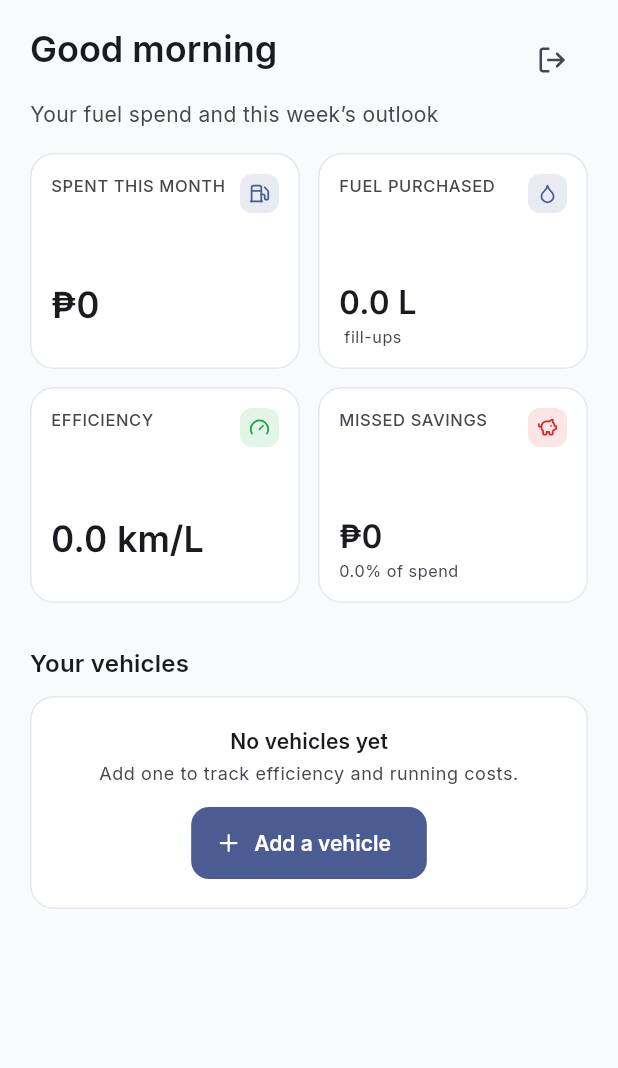
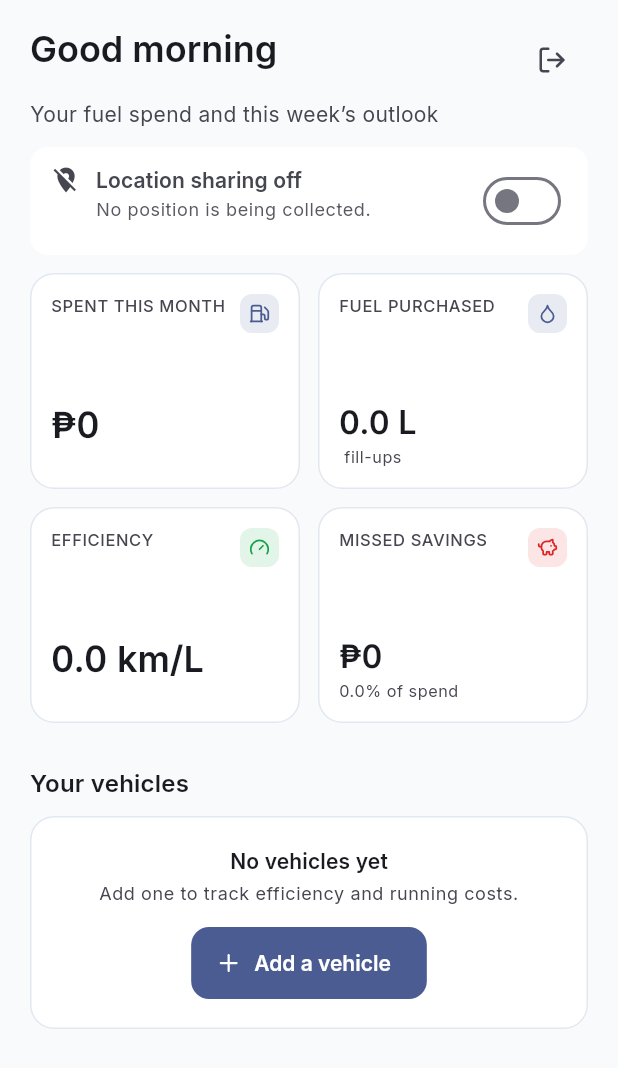
Before and after one commit to afcarph/FIP, a Flutter app: the _DashboardBody widget shown alone on an empty page, opened directly with empty values, on a phone screen of 412 x 824 dp. Shown: the top 1068 px of the screen. Run offline on Flutter 3.47's test engine with Material 3 defaults, Android fonts, the phone set to English and light mode, and no system bars; our stand-ins replace dio, fl_chart, flutter_riverpod, flutter_secure_storage, geolocator, go_router and 7 more; accounts and stored records are empty; network calls fail.

Commit message:
Tell the driver when their position is being shared
The privacy document promised collection stops when the app does. That was
already true in the code, and completely invisible to the person carrying the
phone -- nothing on screen distinguished sharing from not sharing.

The banner is always present, not just when something is wrong. An indicator
that appears only on failure teaches exactly the wrong lesson: that no banner
means nothing is happening. The state that has to be unmissable is the one
where a vehicle's position is leaving the device.

Binding start and stop to the app lifecycle is what turns "foreground only"
from a claim into a mechanism -- inactive is treated as backgrounded, so the
app switcher and an incoming call both stop sampling. Nothing here adds a
background permission or an isolate.

The wording lives in a pure function so every state is tested, including that
none of them says "background" or "always", and that a state only an
administrator can resolve does not offer the driver a button that cannot help.

Co-Authored-By: Claude Opus 5 <noreply@anthropic.com>

```diff
--- a/mobile/lib/features/dashboard/presentation/dashboard_screen.dart
+++ b/mobile/lib/features/dashboard/presentation/dashboard_screen.dart
@@ -9,6 +9,7 @@ import '../../../shared/providers/app_providers.dart';
 import '../../../shared/widgets/error_view.dart';
 import '../../../shared/widgets/forecast_card.dart';
 import '../../../shared/widgets/stat_tile.dart';
+import '../../tracking/presentation/tracking_indicator.dart';
 
 class DashboardScreen extends ConsumerWidget {
   const DashboardScreen({super.key});
@@ -93,6 +94,13 @@ class _DashboardBody extends ConsumerWidget {
               ],
             ),
           ),
+        ),
+
+        // Above the figures, not buried under them. Whether the vehicle's
+        // position is being shared outranks any number on this screen.
+        const SliverPadding(
+          padding: EdgeInsets.fromLTRB(20, 4, 20, 4),
+          sliver: SliverToBoxAdapter(child: TrackingIndicator()),
         ),
 
         // Headline figures
--- /dev/null
+++ b/mobile/lib/features/tracking/presentation/tracking_indicator.dart
@@ -0,0 +1,102 @@
+import 'package:flutter/material.dart';
+import 'package:flutter_riverpod/flutter_riverpod.dart';
+
+import '../data/tracking_service.dart';
+import 'tracking_indicator_copy.dart';
+import 'tracking_providers.dart';
+
+/// A persistent banner saying whether location is being collected.
+///
+/// It is always present rather than appearing only when something is wrong.
+/// An indicator that shows up only on failure teaches a driver that no banner
+/// means nothing is happening, which is exactly backwards: the state worth
+/// being unmissable is the one where their position is being shared.
+class TrackingIndicator extends ConsumerWidget {
+  const TrackingIndicator({super.key});
+
+  @override
+  Widget build(BuildContext context, WidgetRef ref) {
+    final status = ref.watch(trackingControllerProvider);
+    final controller = ref.read(trackingControllerProvider.notifier);
+    final copy = TrackingCopy.forStatus(status);
+    final scheme = Theme.of(context).colorScheme;
+
+    final (background, foreground, icon) = switch (copy.tone) {
+      TrackingTone.active => (
+        scheme.primaryContainer,
+        scheme.onPrimaryContainer,
+        Icons.my_location,
+      ),
+      TrackingTone.attention => (
+        scheme.errorContainer,
+        scheme.onErrorContainer,
+        Icons.location_disabled,
+      ),
+      TrackingTone.inactive => (
+        scheme.surfaceContainerHighest,
+        scheme.onSurfaceVariant,
+        Icons.location_off,
+      ),
+    };
+
+    return Semantics(
+      liveRegion: true,
+      label: '${copy.headline}. ${copy.detail}',
+      child: Container(
+        width: double.infinity,
+        padding: const EdgeInsets.symmetric(horizontal: 14, vertical: 12),
+        decoration: BoxDecoration(color: background, borderRadius: BorderRadius.circular(12)),
+        child: Row(
+          crossAxisAlignment: CrossAxisAlignment.start,
+          children: [
+            Icon(icon, size: 20, color: foreground),
+            const SizedBox(width: 10),
+            Expanded(
+              child: Column(
+                crossAxisAlignment: CrossAxisAlignment.start,
+                children: [
+                  Text(
+                    copy.headline,
+                    style: Theme.of(
+                      context,
+                    ).textTheme.titleSmall?.copyWith(color: foreground, fontWeight: FontWeight.w600),
+                  ),
+                  const SizedBox(height: 2),
+                  Text(
+                    copy.detail,
+                    style: Theme.of(
+                      context,
+                    ).textTheme.bodySmall?.copyWith(color: foreground.withValues(alpha: 0.9)),
+                  ),
+                  if (copy.action != null)
+                    Padding(
+                      padding: const EdgeInsets.only(top: 6),
+                      child: TextButton(
+                        onPressed: () => switch (status) {
+                          TrackingStatus.permissionDenied => controller.enable(),
+                          _ => controller.openSettings(status),
+                        },
+                        style: TextButton.styleFrom(
+                          foregroundColor: foreground,
+                          padding: EdgeInsets.zero,
+                          minimumSize: const Size(0, 32),
+                          tapTargetSize: MaterialTapTargetSize.shrinkWrap,
+                        ),
+                        child: Text(copy.action!),
+                      ),
+                    ),
+                ],
+              ),
+            ),
+            // The switch is the only control that starts collection, so it is
+            // never pre-enabled — sharing begins because the driver said so.
+            Switch(
+              value: copy.isActive,
+              onChanged: (wanted) => wanted ? controller.enable() : controller.disable(),
+            ),
+          ],
+        ),
+      ),
+    );
+  }
+}
--- /dev/null
+++ b/mobile/lib/features/tracking/presentation/tracking_indicator_copy.dart
@@ -0,0 +1,97 @@
+import '../data/tracking_service.dart';
+
+/// How each tracking state is described to the driver.
+///
+/// Separated from the widget so the wording is testable without a platform
+/// channel, and so the full set of states is visible in one place. A driver
+/// being told "location is on" deserves the same care as a driver being told
+/// why it is off.
+enum TrackingTone { active, inactive, attention }
+
+class TrackingCopy {
+  const TrackingCopy({
+    required this.headline,
+    required this.detail,
+    required this.tone,
+    this.action,
+  });
+
+  /// What is happening, in three or four words.
+  final String headline;
+
+  /// Why, or what to do about it. One sentence.
+  final String detail;
+
+  final TrackingTone tone;
+
+  /// Label for the button, when there is something the driver can do.
+  final String? action;
+
+  bool get isActive => tone == TrackingTone.active;
+
+  static TrackingCopy forStatus(TrackingStatus status) {
+    switch (status) {
+      case TrackingStatus.running:
+        return const TrackingCopy(
+          headline: 'Location sharing on',
+          // Says both what is collected and the limit on it. A driver who reads
+          // only this line should still learn that closing the app stops it.
+          detail:
+              'Your vehicle position is shared with your fleet operator while this app is open. '
+              'It stops when you close or leave the app.',
+          tone: TrackingTone.active,
+        );
+
+      case TrackingStatus.idle:
+        return const TrackingCopy(
+          headline: 'Location sharing off',
+          detail: 'No position is being collected.',
+          tone: TrackingTone.inactive,
+        );
+
+      case TrackingStatus.permissionDenied:
+        return const TrackingCopy(
+          headline: 'Location permission needed',
+          detail:
+              'Your fleet operator cannot see this vehicle until you allow location access while '
+              'using the app.',
+          tone: TrackingTone.attention,
+          action: 'Allow access',
+        );
+
+      case TrackingStatus.permissionDeniedForever:
+        return const TrackingCopy(
+          headline: 'Location permission blocked',
+          // The in-app prompt will not appear again, so pointing at it would
+          // send the driver somewhere that does nothing.
+          detail: 'Location access is turned off for FIP. You can change this in device settings.',
+          tone: TrackingTone.attention,
+          action: 'Open settings',
+        );
+
+      case TrackingStatus.locationServicesOff:
+        return const TrackingCopy(
+          headline: 'Location services are off',
+          detail: 'Turn on location services on this device to share your vehicle position.',
+          tone: TrackingTone.attention,
+          action: 'Open settings',
+        );
+
+      case TrackingStatus.deviceNotRegistered:
+        return const TrackingCopy(
+          headline: 'Device not registered',
+          detail:
+              'This device is not linked to a vehicle. Your fleet administrator can set that up.',
+          tone: TrackingTone.attention,
+        );
+
+      case TrackingStatus.deviceRevoked:
+        return const TrackingCopy(
+          headline: 'Device access removed',
+          detail:
+              'Your fleet administrator has removed this device. No location is being collected.',
+          tone: TrackingTone.attention,
+        );
+    }
+  }
+}
```
Also changed, not shown: mobile/lib/features/tracking/presentation/tracking_providers.dart (added, +90 -0 lines), 3 other files.
